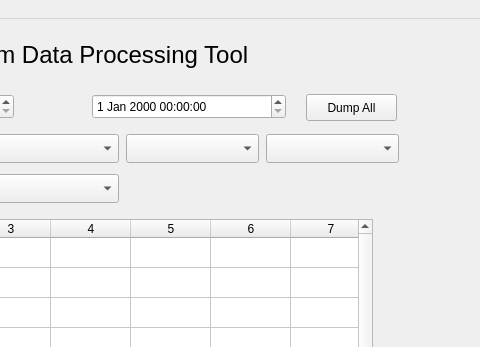
Old version of the form data-processing/data-processing-main.ui in the repository dmsherazi/Battery-Management-System; both pictures show x 320 to 800 and y 0 to 347 of the 800 by 600 pixel window.
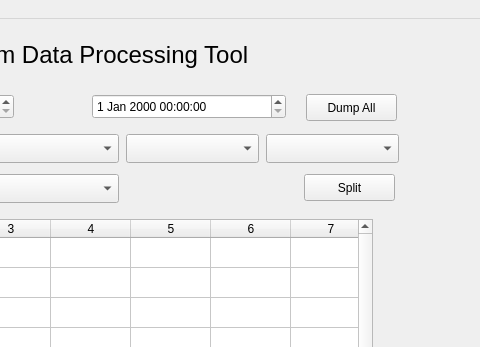
New version of the form.

Commit message: Add capability to split and merge raw data files into day files in data processing utility.

Patch:
```diff
--- a/data-processing/data-processing-main.ui
+++ b/data-processing/data-processing-main.ui
@@ -271,6 +271,22 @@
      <string>Save File</string>
     </property>
    </widget>
+   <widget class="QPushButton" name="splitButton">
+    <property name="geometry">
+     <rect>
+      <x>624</x>
+      <y>155</y>
+      <width>91</width>
+      <height>27</height>
+     </rect>
+    </property>
+    <property name="toolTip">
+     <string>Split a CSV file into day records, or a combine  TXT file records to day files.</string>
+    </property>
+    <property name="text">
+     <string>Split</string>
+    </property>
+   </widget>
   </widget>
   <widget class="QMenuBar" name="menubar">
    <property name="geometry">
```
Left out of the diff: 6 changed lines with no effect on the pictures. The commit also changes 2 other files.
